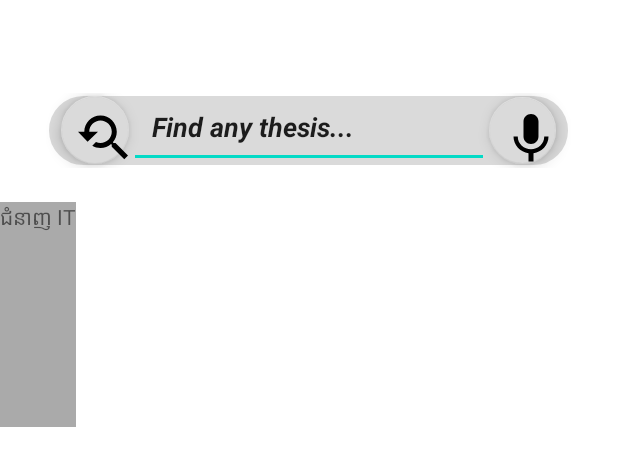
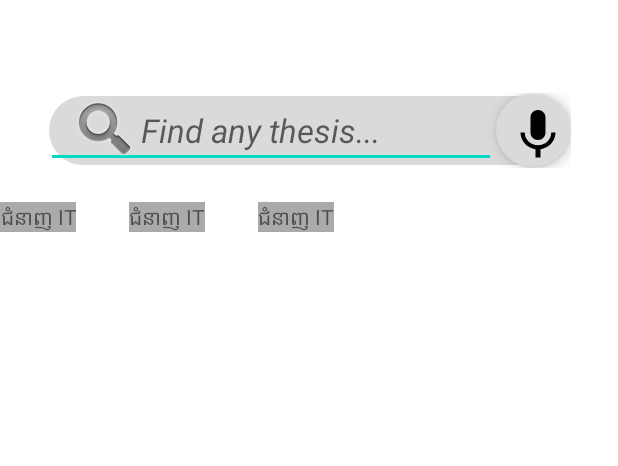
Before and after one commit to sarykh22/appNUMThesis, an Android app: the layout fragment_home.xml on its own in the app's theme, with its tools: preview values and no code run, on a phone screen of 412 x 824 dp. Shown: the top 466 px of the screen. Run offline under Robolectric (Android 15) with nearby library versions, the phone set to English and light mode, and no system bars.

Commit message:
add file

```diff
--- a/app/src/main/res/layout/fragment_home.xml
+++ b/app/src/main/res/layout/fragment_home.xml
@@ -31,31 +31,29 @@
             android:orientation="horizontal"
             android:layout_gravity="center">
 
-            <com.google.android.material.floatingactionbutton.FloatingActionButton
-                android:layout_width="wrap_content"
-                android:layout_height="45dp"
-                android:layout_gravity="center"
-                android:layout_marginLeft="10dp"
-                android:src="@drawable/outline_youtube_searched_for_24"
-                app:backgroundTint="@color/gray"
-                app:maxImageSize="40dp" />
-
             <EditText
                 android:id="@+id/editText"
-                android:layout_width="240dp"
+                android:layout_width="300dp"
                 android:layout_height="wrap_content"
-                android:padding="15sp"
-                android:text="Find any thesis..."
-                android:textStyle="italic|bold" />
+                android:autoHandwritingEnabled="false"
+                android:drawableStart="@android:drawable/ic_search_category_default"
+                android:hint="Find any thesis..."
+                android:inputType="text"
+                android:paddingStart="15dp"
+                android:paddingEnd="15sp"
+                android:textAppearance="@style/TextAppearance.AppCompat.Large"
+                android:textColorLink="@color/gray"
+                android:textStyle="italic" />
 
             <com.google.android.material.floatingactionbutton.FloatingActionButton
-                android:layout_width="wrap_content"
-                android:layout_height="wrap_content"
-                android:layout_gravity="center"
-                android:layout_marginRight="10dp"
+                android:layout_width="50dp"
+                android:layout_height="50dp"
                 android:src="@drawable/baseline_mic_24"
                 app:backgroundTint="@color/gray"
-                app:maxImageSize="40dp" />
+                app:maxImageSize="40dp"
+                android:layout_gravity="center"
+                android:layout_marginRight="10dp"/>
+
         </LinearLayout>
         <LinearLayout
             android:layout_width="match_parent"
@@ -77,12 +75,34 @@
             android:orientation="horizontal">
 
             <HorizontalScrollView
-                android:layout_width="match_parent"
+                android:layout_width="86dp"
                 android:layout_height="wrap_content">
 
                 <TextView
-                    android:layout_width="250dp"
-                    android:layout_height="150dp"
+                    android:layout_width="match_parent"
+                    android:layout_height="match_parent"
+                    android:background="@android:color/darker_gray"
+                    android:textAlignment="center"
+                    android:text="ជំនាញ IT" />
+
+            </HorizontalScrollView>
+            <HorizontalScrollView
+                android:layout_width="86dp"
+                android:layout_height="wrap_content">
+
+                <TextView
+                    android:layout_width="match_parent"
+                    android:layout_height="match_parent"
+                    android:background="@android:color/darker_gray"
+                    android:text="ជំនាញ IT" />
+
+            </HorizontalScrollView><HorizontalScrollView
+                android:layout_width="86dp"
+                android:layout_height="wrap_content">
+
+                <TextView
+                    android:layout_width="match_parent"
+                    android:layout_height="match_parent"
                     android:background="@android:color/darker_gray"
                     android:text="ជំនាញ IT" />
 
```
